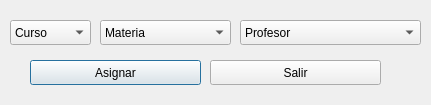
Above: newassignmentdialog.ui from Santiago-Pinto/colorcraft before the change. Below: the same form after it.
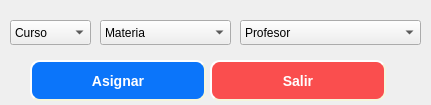
That is the form after the change.

Commit message: Added styles for buttons

The edit to the form file:
```diff
--- a/newassignmentdialog.ui
+++ b/newassignmentdialog.ui
@@ -33,10 +33,21 @@
     <rect>
      <x>30</x>
      <y>60</y>
-     <width>171</width>
-     <height>25</height>
+     <width>176</width>
+     <height>41</height>
     </rect>
    </property>
+   <property name="styleSheet">
+    <string notr="true">background-color: rgb(11, 117, 250);
+border-style: outset;
+border-width: 2px;
+border-radius: 10px;
+border-color: beige;
+font: bold 14px;
+color: white;
+min-width: 10em;
+padding: 6px;</string>
+   </property>
    <property name="text">
     <string>Asignar</string>
    </property>
@@ -46,10 +57,21 @@
     <rect>
      <x>210</x>
      <y>60</y>
-     <width>171</width>
-     <height>25</height>
+     <width>176</width>
+     <height>41</height>
     </rect>
    </property>
+   <property name="styleSheet">
+    <string notr="true">background-color: rgb(250, 78, 78);
+border-style: outset;
+border-width: 2px;
+border-radius: 10px;
+border-color: beige;
+font: bold 14px;
+color: white;
+min-width: 10em;
+padding: 6px;</string>
+   </property>
    <property name="text">
     <string>Salir</string>
    </property>
```
The commit also changes 20 other files.
